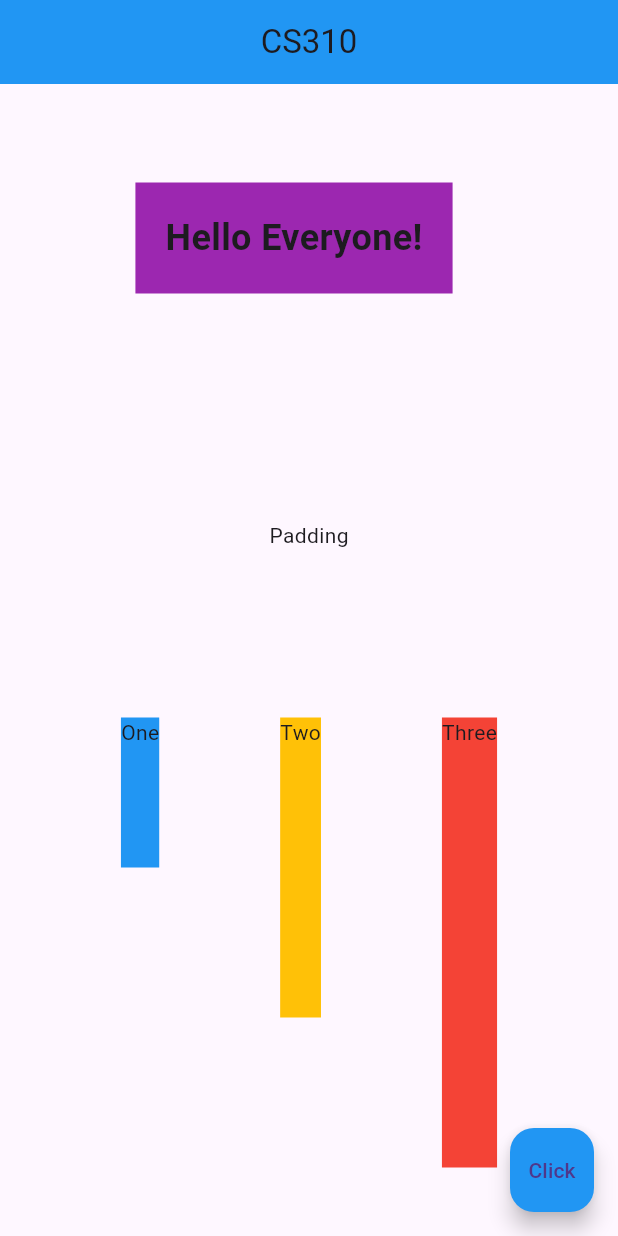
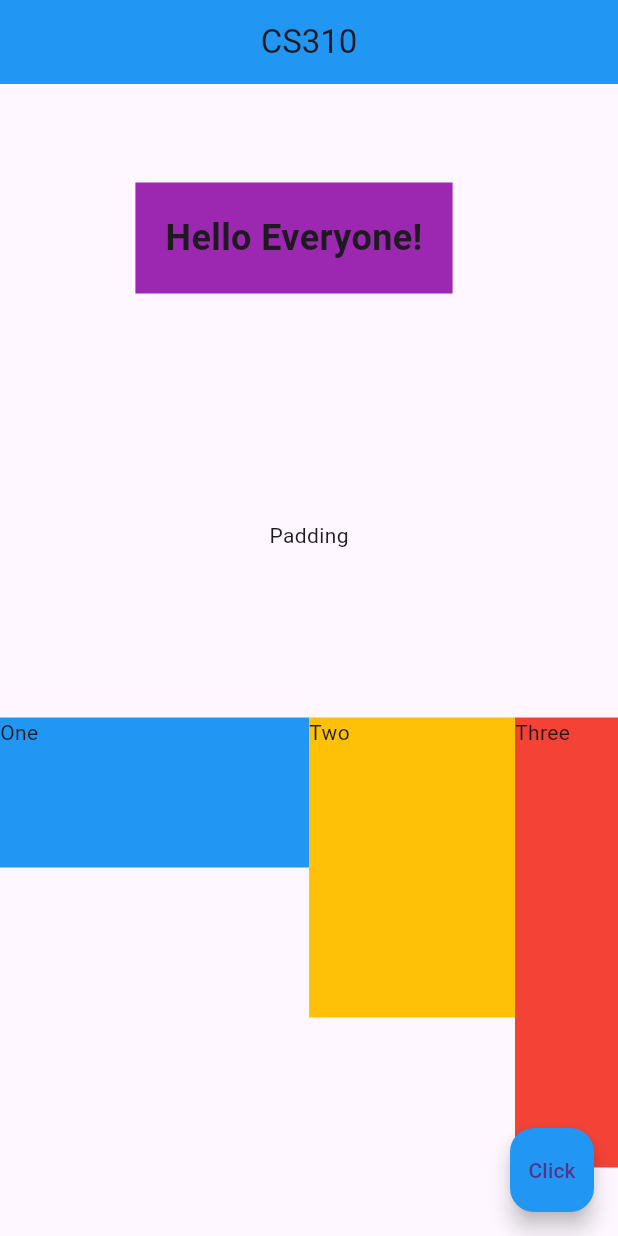
Before and after one commit to ElifDK/Flutter_First_App, a Flutter app: the screen it shows after launch, on a phone screen of 412 x 824 dp. Run offline on Flutter 3.47's test engine with Material 3 defaults, Android fonts, the phone set to English and light mode, and no system bars.

Commit message:
Added Expanded Widget

```diff
--- a/lib/main.dart
+++ b/lib/main.dart
@@ -41,20 +41,29 @@ class Home extends StatelessWidget {
           mainAxisAlignment: MainAxisAlignment.spaceEvenly,
           crossAxisAlignment: CrossAxisAlignment.start,
           children: [
-            Container(
+            Expanded(
+              flex: 3,
+              child: Container(
                 color:Colors.blue,
                 height: 100,
                   child: Text('One'),
               ),
-            Container(
+            ),
+            Expanded(
+              flex:2,
+              child: Container(
                 color:Colors.amber,
                 height: 200,
                 child: Text('Two'),
               ),
-            Container(
+            ),
+            Expanded(
+            flex: 1,
+              child: Container(
                 color:Colors.red,
                 height: 300,
                 child: Text('Three'),
+              ),
             ),
           ],
 
```
Lines whose indentation alone changed are shown as unchanged.
